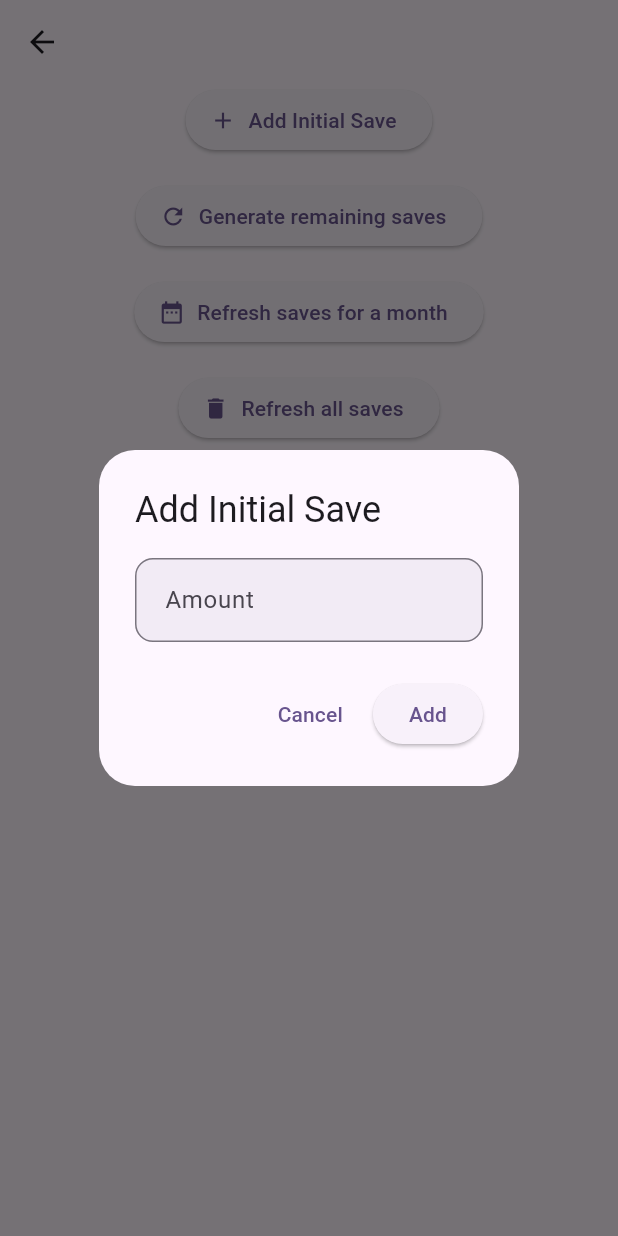
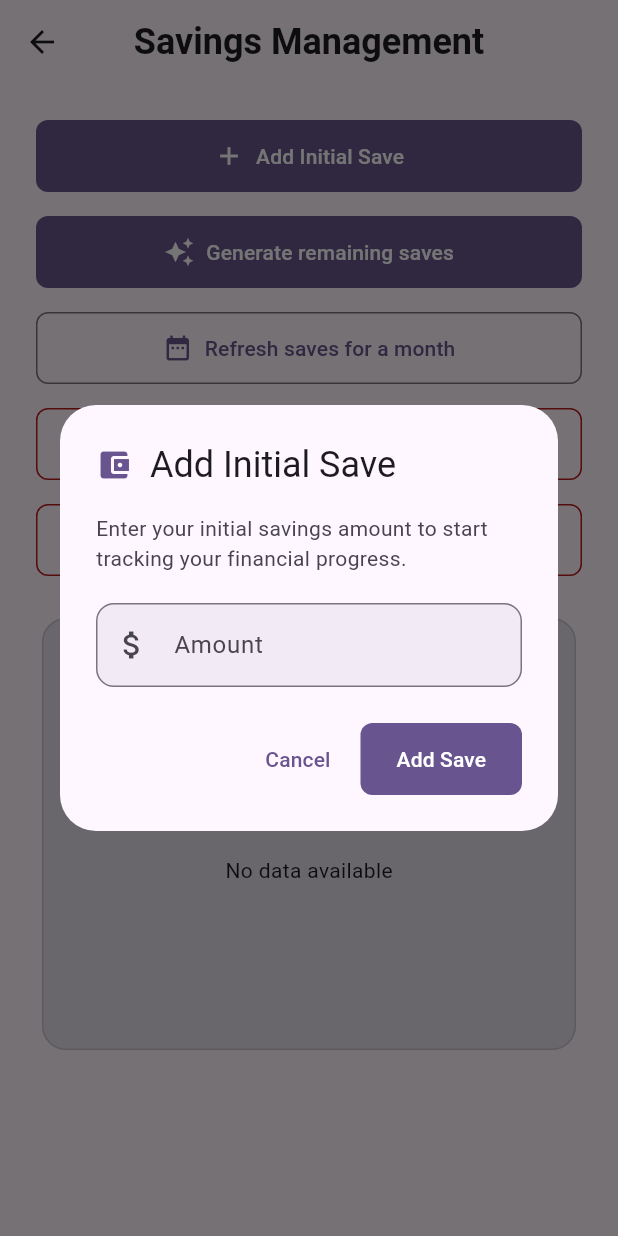
Before and after one commit to enekor/Gastoscopio, a Flutter app: the HomeSaves screen opened directly, after a tap on "Add Initial Save", on a phone screen of 412 x 824 dp. Run offline on Flutter 3.47's test engine with Material 3 defaults, Android fonts, the phone set to English and light mode, and no system bars; drawn by our look-alikes of dynamic_color; our stand-ins replace carousel_slider, dropdown_button2, file_picker, firebase_core, fl_chart, floor and 11 more; missing offline and left inert: googleapis, svg_flutter; accounts and stored records are empty; generated files the repository leaves out were written again.

Commit message:
nueva interfaz de saves

```diff
--- a/lib/modules/saves/home_saves.dart
+++ b/lib/modules/saves/home_saves.dart
@@ -113,8 +113,20 @@ class _HomeSavesState extends State<HomeSaves> {
   @override
   Widget build(BuildContext context) {
     return Scaffold(
-      appBar: AppBar(),
-      body: Column(
+      appBar: AppBar(
+        title: Text(
+          'Savings Management',
+          style: Theme.of(context).textTheme.headlineSmall?.copyWith(
+            fontWeight: FontWeight.w600,
+          ),
+        ),
+        centerTitle: true,
+        backgroundColor: Theme.of(context).colorScheme.surface,
+        foregroundColor: Theme.of(context).colorScheme.onSurface,
+      ),
+      body: SingleChildScrollView(
+        padding: const EdgeInsets.all(24.0),
+        child: Column(
           children: [
             if (!_hasInitialSave)
               SavesWidgets.AddSaveButton(
@@ -126,32 +138,76 @@ class _HomeSavesState extends State<HomeSaves> {
                 },
               ),
             const SizedBox(height: 16),
-          ElevatedButton.icon(
+            FilledButton.icon(
               onPressed: generateSaves,
-            label: Text('Generate remaining saves'),
-            icon: Icon(Icons.refresh),
+              icon: const Icon(Icons.auto_awesome, size: 20),
+              label: const Text('Generate remaining saves'),
+              style: FilledButton.styleFrom(
+                minimumSize: const Size(double.infinity, 48),
+              ),
             ),
             const SizedBox(height: 16),
-          ElevatedButton.icon(
+            OutlinedButton.icon(
               onPressed: _refreshDatePopUp,
-            label: Text('Refresh saves for a month'),
-            icon: Icon(Icons.date_range),
+              icon: const Icon(Icons.date_range, size: 20),
+              label: const Text('Refresh saves for a month'),
+              style: OutlinedButton.styleFrom(
+                minimumSize: const Size(double.infinity, 48),
+              ),
             ),
             const SizedBox(height: 16),
-          ElevatedButton.icon(
+            OutlinedButton.icon(
               onPressed: _resetAllSaves,
-            label: Text('Refresh all saves'),
-            icon: Icon(Icons.delete),
+              icon: const Icon(Icons.refresh, size: 20),
+              label: const Text('Refresh all saves'),
+              style: OutlinedButton.styleFrom(
+                minimumSize: const Size(double.infinity, 48),
+                foregroundColor: Theme.of(context).colorScheme.error,
+                side: BorderSide(color: Theme.of(context).colorScheme.error),
+              ),
             ),
             const SizedBox(height: 16),
-          ElevatedButton.icon(
+            OutlinedButton.icon(
               onPressed: _deleteInitialSave,
-            label: Text('Delete initial save'),
-            icon: Icon(Icons.delete),
+              icon: const Icon(Icons.delete_outline, size: 20),
+              label: const Text('Delete initial save'),
+              style: OutlinedButton.styleFrom(
+                minimumSize: const Size(double.infinity, 48),
+                foregroundColor: Theme.of(context).colorScheme.error,
+                side: BorderSide(color: Theme.of(context).colorScheme.error),
               ),
-          const SizedBox(height: 16),
+            ),
+            const SizedBox(height: 24),
+            Card(
+              child: Padding(
+                padding: const EdgeInsets.all(20.0),
+                child: Column(
+                  crossAxisAlignment: CrossAxisAlignment.start,
+                  children: [
+                    Row(
+                      children: [
+                        Icon(
+                          Icons.trending_up,
+                          color: Theme.of(context).colorScheme.primary,
+                          size: 24,
+                        ),
+                        const SizedBox(width: 12),
+                        Text(
+                          'Savings Overview',
+                          style: Theme.of(context).textTheme.titleLarge?.copyWith(
+                            fontWeight: FontWeight.w600,
+                          ),
+                        ),
+                      ],
+                    ),
+                    const SizedBox(height: 20),
                     SavesWidgets.LinearChart(widget.saves),
                   ],
+                ),
+              ),
+            ),
+          ],
+        ),
       ),
     );
   }
--- a/lib/modules/saves/widgets/saves_widgets.dart
+++ b/lib/modules/saves/widgets/saves_widgets.dart
@@ -7,10 +7,13 @@ class SavesWidgets {
     required BuildContext context,
     required Function(double) onPressed,
   }) {
-    return ElevatedButton.icon(
+    return FilledButton.icon(
       onPressed: () => _showAddSaveFormPopUp(onPressed, context),
-      icon: Icon(Icons.add),
-      label: Text('Add Initial Save'),
+      icon: const Icon(Icons.add, size: 20),
+      label: const Text('Add Initial Save'),
+      style: FilledButton.styleFrom(
+        minimumSize: const Size(double.infinity, 48),
+      ),
     );
   }
 
@@ -25,13 +28,37 @@ class SavesWidgets {
       context: context,
       builder: (context) {
         return AlertDialog(
-          title: Text('Add Initial Save'),
+          title: Row(
+            children: [
+              Icon(
+                Icons.account_balance_wallet,
+                color: Theme.of(context).colorScheme.primary,
+                size: 24,
+              ),
+              const SizedBox(width: 12),
+              const Text('Add Initial Save'),
+            ],
+          ),
           content: Form(
             key: _formKey,
-            child: TextFormField(
+            child: Column(
+              mainAxisSize: MainAxisSize.min,
+              children: [
+                Text(
+                  'Enter your initial savings amount to start tracking your financial progress.',
+                  style: Theme.of(context).textTheme.bodyMedium?.copyWith(
+                    color: Theme.of(context).colorScheme.onSurfaceVariant,
+                  ),
+                ),
+                const SizedBox(height: 20),
+                TextFormField(
                   controller: _amountController,
                   keyboardType: TextInputType.numberWithOptions(decimal: true),
-              decoration: InputDecoration(labelText: 'Amount'),
+                  decoration: InputDecoration(
+                    labelText: 'Amount',
+                    hintText: 'Enter amount...',
+                    prefixIcon: const Icon(Icons.attach_money),
+                  ),
                   validator: (value) {
                     if (value == null || value.isEmpty) {
                       return 'Please enter an amount';
@@ -42,15 +69,17 @@ class SavesWidgets {
                     return null;
                   },
                 ),
+              ],
+            ),
           ),
           actions: [
             TextButton(
               onPressed: () {
                 Navigator.of(context).pop();
               },
-              child: Text('Cancel'),
+              child: const Text('Cancel'),
             ),
-            ElevatedButton(
+            FilledButton(
               onPressed: () {
                 if (_formKey.currentState!.validate()) {
                   final amount = double.parse(_amountController.text);
@@ -58,7 +87,7 @@ class SavesWidgets {
                   Navigator.of(context).pop();
                 }
               },
-              child: Text('Add'),
+              child: const Text('Add Save'),
             ),
           ],
         );
```
Lines whose indentation alone changed are shown as unchanged.
